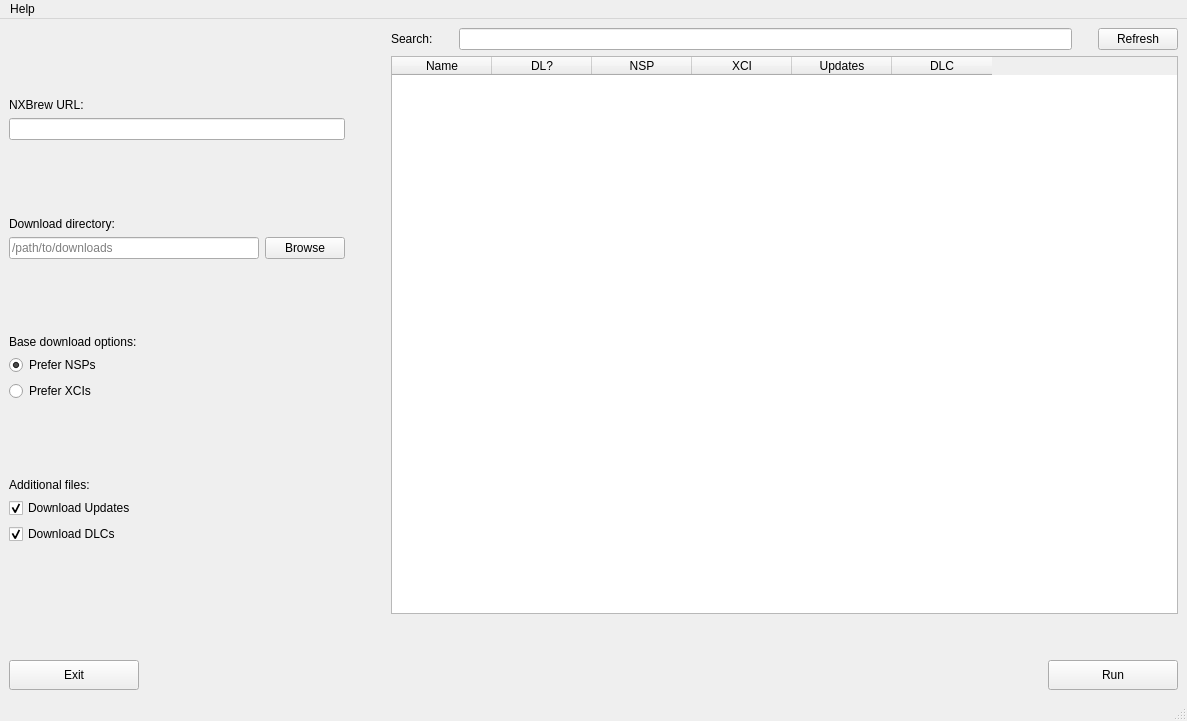
johnnyxmas/nxbrew-dl, file nxbrew_dl/gui/layout_nxbrew_dl.ui: the form before one commit.
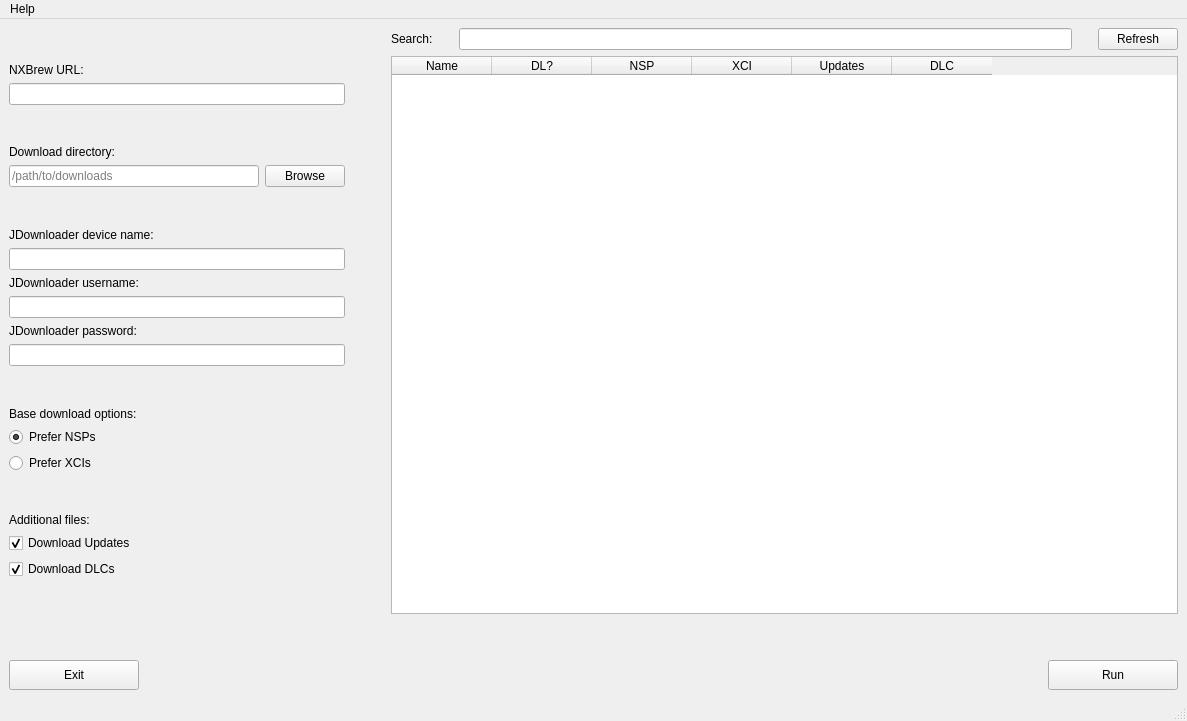
The form after the commit. Icons and pictures are not drawn.

Commit message:
First pass at downloader
- Add page parsing tools
- Add link shortener bypasses (occasionally flaky, but generally seems OK)
- Add JDownloader hooks
- Update GUI
- Update docs

```diff
--- a/nxbrew_dl/gui/layout_nxbrew_dl.ui
+++ b/nxbrew_dl/gui/layout_nxbrew_dl.ui
@@ -124,6 +124,85 @@
           </property>
          </spacer>
         </item>
+        <item>
+         <widget class="QLabel" name="labelJDownloaderDevice">
+          <property name="text">
+           <string>JDownloader device name:</string>
+          </property>
+         </widget>
+        </item>
+        <item>
+         <widget class="QLineEdit" name="lineEditJDownloaderDevice">
+          <property name="sizePolicy">
+           <sizepolicy hsizetype="Preferred" vsizetype="Fixed">
+            <horstretch>0</horstretch>
+            <verstretch>0</verstretch>
+           </sizepolicy>
+          </property>
+          <property name="statusTip">
+           <string>Device name for JDownloader</string>
+          </property>
+         </widget>
+        </item>
+        <item>
+         <widget class="QLabel" name="labelJDownloaderUser">
+          <property name="text">
+           <string>JDownloader username:</string>
+          </property>
+         </widget>
+        </item>
+        <item>
+         <widget class="QLineEdit" name="lineEditJDownloaderUser">
+          <property name="sizePolicy">
+           <sizepolicy hsizetype="Preferred" vsizetype="Fixed">
+            <horstretch>0</horstretch>
+            <verstretch>0</verstretch>
+           </sizepolicy>
+          </property>
+          <property name="statusTip">
+           <string>JDownloader username</string>
+          </property>
+         </widget>
+        </item>
+        <item>
+         <widget class="QLabel" name="labelJDownloaderPass">
+          <property name="text">
+           <string>JDownloader password:</string>
+          </property>
+         </widget>
+        </item>
+        <item>
+         <widget class="QLineEdit" name="lineEditJDownloaderPass">
+          <property name="sizePolicy">
+           <sizepolicy hsizetype="Preferred" vsizetype="Fixed">
+            <horstretch>0</horstretch>
+            <verstretch>0</verstretch>
+           </sizepolicy>
+          </property>
+          <property name="statusTip">
+           <string>JDownloader password</string>
+          </property>
+          <property name="text">
+           <string/>
+          </property>
+          <property name="echoMode">
+           <enum>QLineEdit::EchoMode::Password</enum>
+          </property>
+         </widget>
+        </item>
+        <item>
+         <spacer name="verticalSpacer_4">
+          <property name="orientation">
+           <enum>Qt::Orientation::Vertical</enum>
+          </property>
+          <property name="sizeHint" stdset="0">
+           <size>
+            <width>20</width>
+            <height>40</height>
+           </size>
+          </property>
+         </spacer>
+        </item>
         <item>
          <widget class="QLabel" name="labelGameDLOptions">
           <property name="text">
```
The commit also changes 22 other files.
